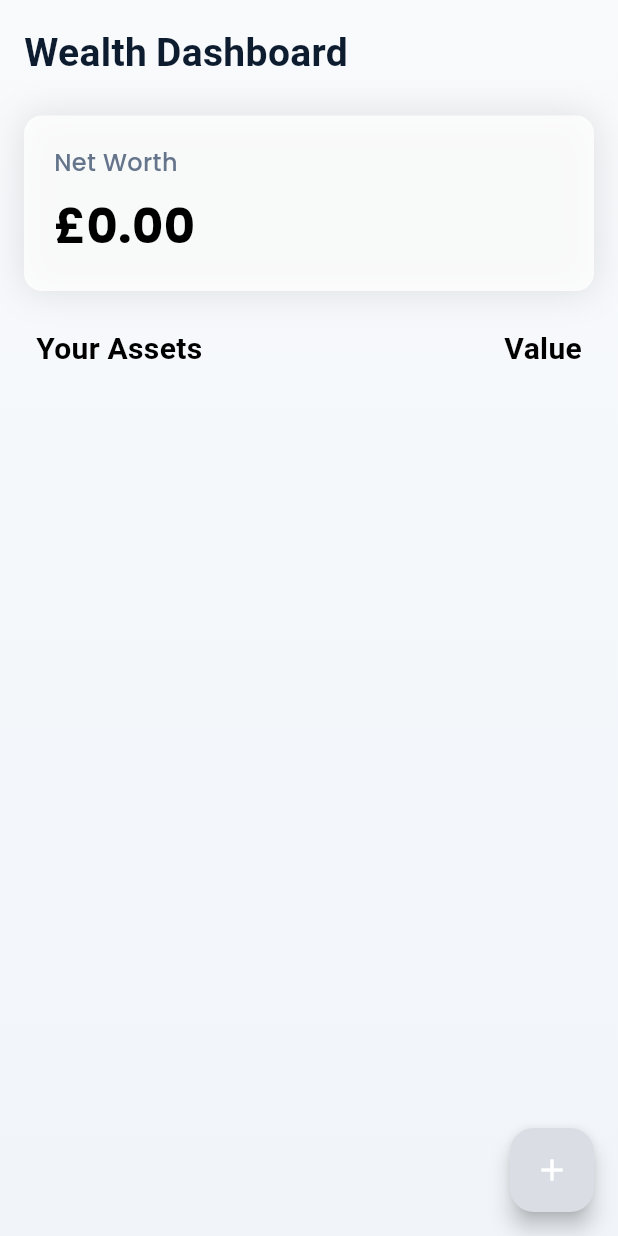
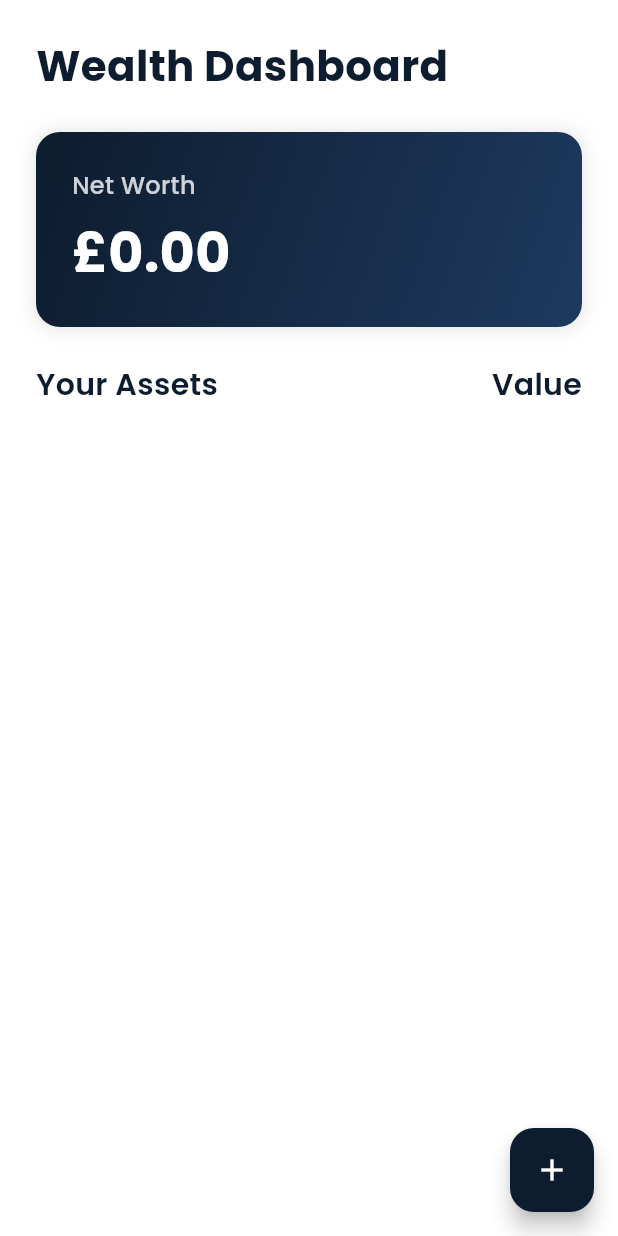
Before and after one commit to bimalsharma07/FinGuide, a Flutter app: the WealthManagementScreen screen opened by its route, on a phone screen of 412 x 824 dp. Run offline on Flutter 3.47's test engine with Material 3 defaults, Android fonts, the phone set to English and light mode, and no system bars; our stand-ins replace animated_text_kit, flutter_svg, google_fonts; network calls fail.

Commit message:
Update wealth_screen.dart

```diff
--- a/lib/screens/wealth_screen.dart
+++ b/lib/screens/wealth_screen.dart
@@ -1,6 +1,7 @@
 import 'package:flutter/material.dart';
 import 'package:intl/intl.dart';
 import 'package:provider/provider.dart';
+import 'package:google_fonts/google_fonts.dart';
 import '../services/wealth_service.dart';
 import '../models/asset_model.dart';
 import '../dialogs/add_asset_form.dart';
@@ -23,59 +24,97 @@ class _WealthManagementScreenState extends State<WealthManagementScreen> {
     final totalNetWorth = wealthService.totalNetWorth;
 
     return Scaffold(
+      backgroundColor: Colors.white,
       floatingActionButton: FloatingActionButton(
-        backgroundColor: const Color.fromARGB(255, 218, 222, 228),
+        backgroundColor: const Color(0xFF0D1C2E),
         child: const Icon(Icons.add, color: Colors.white, size: 24),
         onPressed: () => _showAddAssetDialog(context, wealthService),
       ),
-      body: Container(
-        decoration: const BoxDecoration(
-          gradient: LinearGradient(
-            begin: Alignment.topCenter,
-            end: Alignment.bottomCenter,
-            colors: [Color(0xFFF8FAFC), Color(0xFFF1F5F9)],
-          ),
-        ),
-        child: SafeArea(
+      body: SafeArea(
         child: Column(
           children: [
             Padding(
-                padding: const EdgeInsets.all(16.0),
+              padding: const EdgeInsets.all(24.0),
               child: Column(
                 crossAxisAlignment: CrossAxisAlignment.start,
                 children: [
-                    const Text(
+                  Text(
                     'Wealth Dashboard',
-                      style: TextStyle(
-                        fontSize: 26,
+                    style: GoogleFonts.poppins(
+                      fontSize: 28,
                       fontWeight: FontWeight.bold,
-                        color: Color(0xFF0D1C2E),
-                        fontFamily: 'DmSans',
+                      color: const Color(0xFF0D1C2E),
                     ),
                   ),
                   const SizedBox(height: 24),
-                    Container(
+                  _buildNetWorthCard(totalNetWorth),
+                  const SizedBox(height: 24),
+                  Row(
+                    mainAxisAlignment: MainAxisAlignment.spaceBetween,
+                    children: [
+                      Text(
+                        'Your Assets',
+                        style: GoogleFonts.poppins(
+                          fontSize: 20,
+                          fontWeight: FontWeight.w600,
+                          color: const Color(0xFF0D1C2E),
+                        ),
+                      ),
+                      Text(
+                        'Value',
+                        style: GoogleFonts.poppins(
+                          fontSize: 20,
+                          fontWeight: FontWeight.w600,
+                          color: const Color(0xFF0D1C2E),
+                        ),
+                      ),
+                    ],
+                  ),
+                ],
+              ),
+            ),
+            Expanded(
+              child: ListView.builder(
+                padding: const EdgeInsets.symmetric(horizontal: 24),
+                itemCount: assets.length,
+                itemBuilder: (context, index) {
+                  final asset = assets[index];
+                  return _buildAssetCard(context, wealthService, asset, index);
+                },
+              ),
+            ),
+          ],
+        ),
+      ),
+    );
+  }
+
+  Widget _buildNetWorthCard(double totalNetWorth) {
+    return Container(
       width: double.infinity,
+      padding: const EdgeInsets.all(24),
       decoration: BoxDecoration(
-                        borderRadius: BorderRadius.circular(12),
-                        color: Colors.white.withOpacity(0.8),
+        borderRadius: BorderRadius.circular(16),
+        gradient: const LinearGradient(
+          begin: Alignment.topLeft,
+          end: Alignment.bottomRight,
+          colors: [Color(0xFF0D1C2E), Color(0xFF1E3A5F)],
+        ),
         boxShadow: [
           BoxShadow(
             color: Colors.black.withOpacity(0.1),
-                            blurRadius: 20,
+            blurRadius: 10,
             spreadRadius: 1,
           ),
         ],
       ),
-                      child: Padding(
-                        padding: const EdgeInsets.all(20.0),
       child: Column(
         crossAxisAlignment: CrossAxisAlignment.start,
         children: [
-                            const Text(
+          Text(
             'Net Worth',
-                              style: TextStyle(
-                                color: Color(0xFF64748B),
+            style: GoogleFonts.poppins(
+              color: Colors.white.withOpacity(0.8),
               fontSize: 16,
               fontWeight: FontWeight.w500,
             ),
@@ -83,62 +122,29 @@ class _WealthManagementScreenState extends State<WealthManagementScreen> {
           const SizedBox(height: 8),
           Text(
             _currencyFormat.format(totalNetWorth),
-                              style: const TextStyle(
-                                fontSize: 32,
+            style: GoogleFonts.poppins(
+              fontSize: 36,
               fontWeight: FontWeight.bold,
-                                color: Colors.black,
+              color: Colors.white,
             ),
           ),
         ],
       ),
-                      ),
-                    ),
-                    const SizedBox(height: 24),
-                    const Padding(
-                      padding: EdgeInsets.symmetric(horizontal: 8.0),
-                      child: Row(
-                        mainAxisAlignment: MainAxisAlignment.spaceBetween,
-                        children: [
-                          Text(
-                            'Your Assets',
-                            style: TextStyle(
-                              fontSize: 20,
-                              fontWeight: FontWeight.w600,
-                              color: Colors.black,
-                              fontFamily: 'DmSans',
-                            ),
-                          ),
-                          Text(
-                            'Value',
-                            style: TextStyle(
-                              fontSize: 20,
-                              fontWeight: FontWeight.w600,
-                              color: Colors.black,
-                              fontFamily: 'DmSans',
-                            ),
-                          ),
-                        ],
-                      ),
-                    ),
-                  ],
-                ),
-              ),
-              Expanded(
-                child: ListView.builder(
-                  padding: const EdgeInsets.symmetric(horizontal: 16),
-                  itemCount: assets.length,
-                  itemBuilder: (context, index) {
-                    final asset = assets[index];
+    );
+  }
+
+  Widget _buildAssetCard(BuildContext context, WealthService wealthService, Asset asset, int index) {
     final currentValue = asset.getCurrentValue();
     final change = currentValue - asset.value;
 
     return Padding(
-                      padding: const EdgeInsets.only(bottom: 16.0),
+      padding: const EdgeInsets.only(bottom: 16),
+      child: InkWell(
+        onTap: () => _editAssetDialog(context, wealthService, asset, index),
         child: Container(
-                        height: 220,
           decoration: BoxDecoration(
-                          borderRadius: BorderRadius.circular(14),
-                          color: Colors.white.withOpacity(0.8),
+            borderRadius: BorderRadius.circular(16),
+            color: Colors.white,
             boxShadow: [
               BoxShadow(
                 color: Colors.black.withOpacity(0.05),
@@ -147,47 +153,50 @@ class _WealthManagementScreenState extends State<WealthManagementScreen> {
               ),
             ],
           ),
-                        child: InkWell(
-                          onTap: () => _editAssetDialog(context, wealthService, asset, index),
           child: Padding(
             padding: const EdgeInsets.all(20),
-                            child: Row(
-                              crossAxisAlignment: CrossAxisAlignment.start,
+            child: Column(
+              children: [
+                Row(
                   children: [
                     Container(
-                                  padding: const EdgeInsets.all(10),
-                                  decoration: const BoxDecoration(
-                                    color: Color(0xFFF1F5F9),
-                                    shape: BoxShape.circle,
+                      padding: const EdgeInsets.all(12),
+                      decoration: BoxDecoration(
+                        color: const Color(0xFFF1F5F9),
+                        borderRadius: BorderRadius.circular(12),
                       ),
                       child: _getAssetIcon(asset.type),
                     ),
-                                const SizedBox(width: 20),
+                    const SizedBox(width: 16),
                     Expanded(
                       child: Column(
                         crossAxisAlignment: CrossAxisAlignment.start,
                         children: [
                           Text(
                             asset.name,
-                                        style: const TextStyle(
+                            style: GoogleFonts.poppins(
                               fontWeight: FontWeight.w600,
-                                          color: Colors.black,
-                                          fontSize: 20,
+                              color: const Color(0xFF0D1C2E),
+                              fontSize: 18,
                             ),
                           ),
-                                      const SizedBox(height: 3),
+                          const SizedBox(height: 4),
                           Text(
                             asset.type == 'Cash'
                                 ? 'Cash'
                                 : '${asset.type} • Purchased: ${DateFormat('yyyy-MM-dd').format(asset.dateOfPurchase)}',
-                                        style: const TextStyle(
+                            style: GoogleFonts.poppins(
                               fontWeight: FontWeight.w500,
-                                          color: Color(0xFF64748B),
-                                          fontSize: 16,
-                                          fontFamily: 'DmSans',
+                              color: const Color(0xFF64748B),
+                              fontSize: 14,
                             ),
                           ),
-                                      const SizedBox(height: 4),
+                        ],
+                      ),
+                    ),
+                  ],
+                ),
+                const SizedBox(height: 16),
                 _buildFinancialInfo(
                   current: currentValue,
                   initial: asset.value,
@@ -195,17 +204,6 @@ class _WealthManagementScreenState extends State<WealthManagementScreen> {
                 ),
               ],
             ),
-                                ),
-                              ],
-                            ),
-                          ),
-                        ),
-                      ),
-                    );
-                  },
-                ),
-              ),
-            ],
           ),
         ),
       ),
@@ -219,19 +217,19 @@ class _WealthManagementScreenState extends State<WealthManagementScreen> {
   }) {
     return Column(
       children: [
-        _buildValueRow(label: 'Current:', value: current, fontSize: 16),
+        _buildValueRow(label: 'Current:', value: current, fontSize: 14),
         const SizedBox(height: 8),
         _buildValueRow(
           label: 'Initial:',
           value: initial,
-          fontSize: 16,
+          fontSize: 14,
           color: const Color(0xFF64748B),
         ),
         const SizedBox(height: 8),
         _buildValueRow(
           label: 'Change:',
           value: change,
-          fontSize: 16,
+          fontSize: 14,
           color: change >= 0 ? Colors.green : Colors.red,
         ),
       ],
@@ -242,25 +240,24 @@ class _WealthManagementScreenState extends State<WealthManagementScreen> {
     required String label,
     required double value,
     required double fontSize,
-    Color color = Colors.black,
+    Color color = const Color(0xFF0D1C2E),
   }) {
     return Row(
       mainAxisAlignment: MainAxisAlignment.spaceBetween,
       children: [
         Text(
           label,
-          style: TextStyle(
+          style: GoogleFonts.poppins(
             fontWeight: FontWeight.w500,
             color: const Color(0xFF64748B),
             fontSize: fontSize,
-            fontFamily: 'DmSans',
           ),
         ),
         Text(
           label == 'Change:'
               ? '${value >= 0 ? '+' : ''}${_currencyFormat.format(value)}'
               : _currencyFormat.format(value),
-          style: TextStyle(
+          style: GoogleFonts.poppins(
             fontWeight: FontWeight.w600,
             color: color,
             fontSize: fontSize + 2,
@@ -280,7 +277,7 @@ class _WealthManagementScreenState extends State<WealthManagementScreen> {
     return Icon(
       icons[type] ?? Icons.attach_money,
       color: const Color(0xFF475569),
-      size: 28,
+      size: 24,
     );
   }
 
@@ -288,6 +285,7 @@ class _WealthManagementScreenState extends State<WealthManagementScreen> {
     showDialog(
       context: context,
       builder: (context) => Dialog(
+        shape: RoundedRectangleBorder(borderRadius: BorderRadius.circular(16)),
         child: AddAssetForm(
           onAdd: (newAsset) {
             wealthService.addAsset(newAsset);
@@ -307,6 +305,7 @@ class _WealthManagementScreenState extends State<WealthManagementScreen> {
     showDialog(
       context: context,
       builder: (context) => Dialog(
+        shape: RoundedRectangleBorder(borderRadius: BorderRadius.circular(16)),
         child: EditAssetForm(
           asset: asset,
           onSave: (updatedAsset) {
```
Lines whose indentation alone changed are shown as unchanged.
